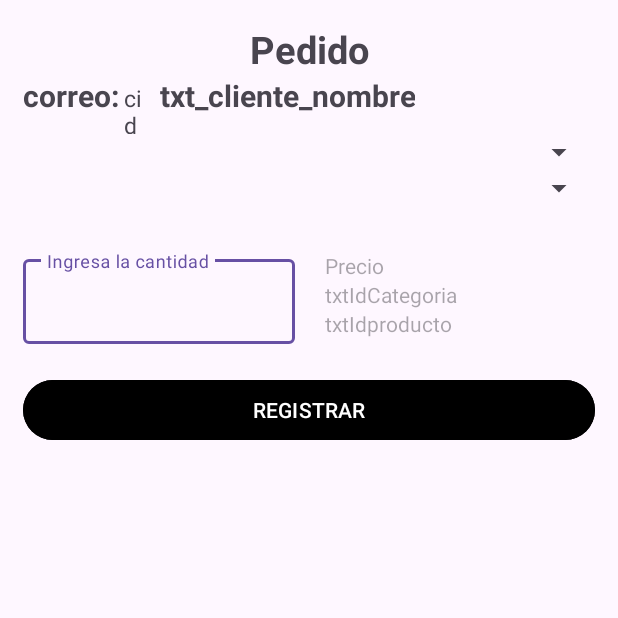
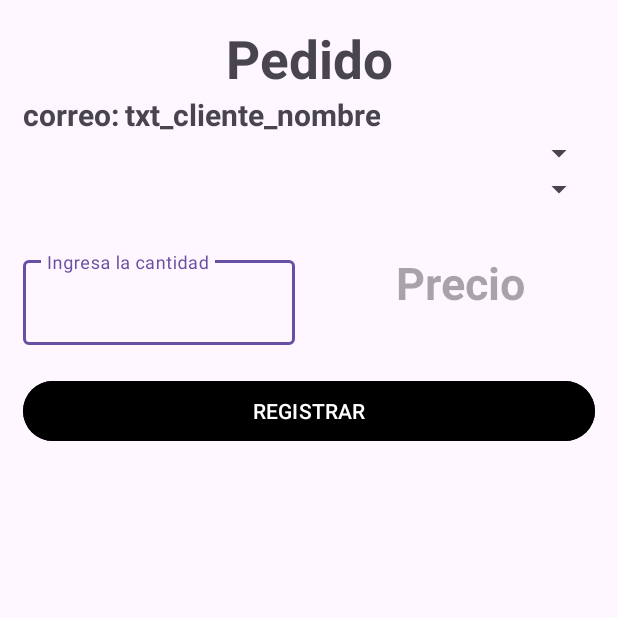
Before and after one commit to Darinka2021/Movil_TastyFood, an Android app: the DetallePedidoActivity screen opened directly, with no data from a screen before it, on a phone screen of 412 x 824 dp, the top half of it. Run offline under Robolectric (Android 15) with nearby library versions, the phone set to English and light mode, and no system bars; 1 statement that could not run was skipped.

Commit message:
campos ocultos de ids

```diff
--- a/app/src/main/res/layout/activity_detallepedido.xml
+++ b/app/src/main/res/layout/activity_detallepedido.xml
@@ -12,7 +12,7 @@
         android:layout_width="match_parent"
         android:layout_height="wrap_content"
         android:textStyle="bold"
-        android:textSize="25dp"
+        android:textSize="35dp"
         android:textAlignment="center"
         android:layout_marginBottom="10dp"
         app:layout_constraintTop_toTopOf="parent"
@@ -40,6 +40,7 @@
             android:layout_height="wrap_content"
             android:layout_marginRight="3dp"
             android:textSize="15dp"
+            android:visibility="gone"
             android:text="cid"/>
         <TextView
             android:id="@+id/txt_cliente_nombre"
@@ -88,16 +89,22 @@
 
         <com.google.android.material.textfield.TextInputLayout
             android:layout_width="match_parent"
-            android:layout_height="wrap_content">
-
+            android:layout_height="match_parent"
+            android:orientation="horizontal">
             <TextView
-
                 android:id="@+id/txtPrePed"
                 android:layout_width="match_parent"
-                android:layout_height="match_parent"
+                android:layout_height="45dp"
+                android:textStyle="bold"
+                android:textSize="30dp"
+                android:textAlignment="center"
                 android:layout_marginLeft="10dp"
                 android:hint="Precio"
                 android:inputType="text" />
+            <androidx.appcompat.widget.LinearLayoutCompat
+                android:layout_width="wrap_content"
+                android:layout_height="wrap_content"
+                android:visibility="gone">
                 <TextView
                     android:id="@+id/txtIdCategoria"
                     android:layout_width="match_parent"
@@ -112,9 +119,9 @@
                     android:layout_marginLeft="10dp"
                     android:hint="txtIdproducto"
                     android:inputType="text" />
+            </androidx.appcompat.widget.LinearLayoutCompat>
+        </com.google.android.material.textfield.TextInputLayout>
 
-
-        </com.google.android.material.textfield.TextInputLayout>
     </LinearLayout>
 
 
```
Lines whose indentation alone changed are shown as unchanged.
